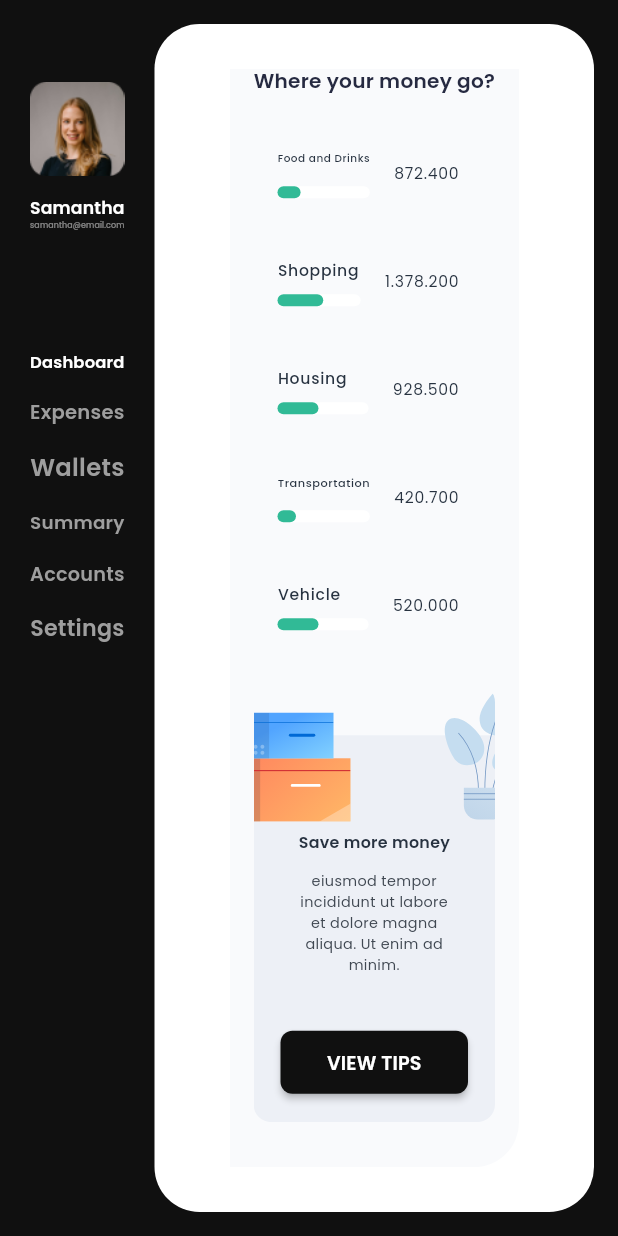
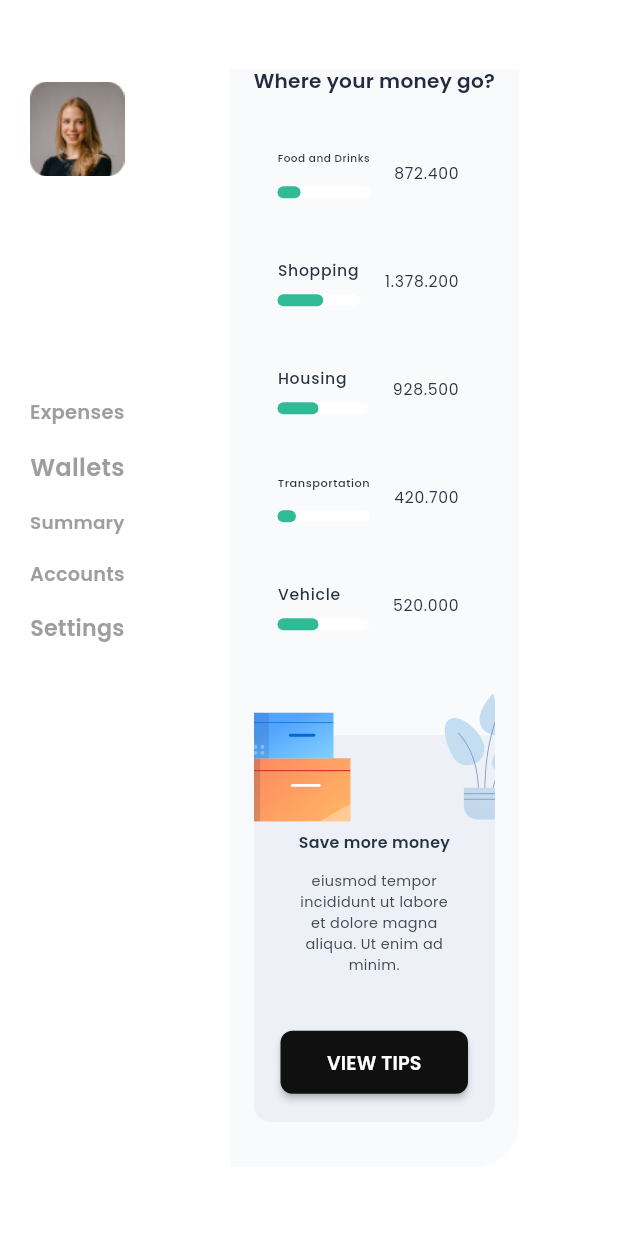
Before and after one commit to YasmeenGad/responsive_dashboard, a Flutter app: the TabletLayout screen opened directly, scrolled down 1258 dp, on a phone screen of 412 x 824 dp. Run offline on Flutter 3.47's test engine with Material 3 defaults, Android fonts, the phone set to English and light mode, and no system bars; our stand-ins replace flutter_svg, google_fonts.

Commit message:
refactor background color of tablet and desktop layout

```diff
--- a/lib/src/features/widgets/desktop_layout.dart
+++ b/lib/src/features/widgets/desktop_layout.dart
@@ -1,5 +1,4 @@
 import 'package:flutter/material.dart';
-import 'package:responsive_dashboard/src/core/constants/colors.dart';
 import 'package:responsive_dashboard/src/features/widgets/custome_drawer.dart';
 import 'package:responsive_dashboard/src/features/widgets/custome_expenses_widget.dart';
 
@@ -9,7 +8,7 @@ class DesktopLayout extends StatelessWidget {
   @override
   Widget build(BuildContext context) {
     return Scaffold(
-      backgroundColor: AppColor.primaryColor,
+      backgroundColor: Colors.transparent,
       body: Row(
         children: [
           Expanded(
--- a/lib/src/features/widgets/tablet_layout.dart
+++ b/lib/src/features/widgets/tablet_layout.dart
@@ -9,7 +9,7 @@ class TabletLayout extends StatelessWidget {
   @override
   Widget build(BuildContext context) {
     return Scaffold(
-      backgroundColor: AppColor.primaryColor,
+      backgroundColor: Colors.transparent,
       body: Row(
         children: [
           Expanded(
```
